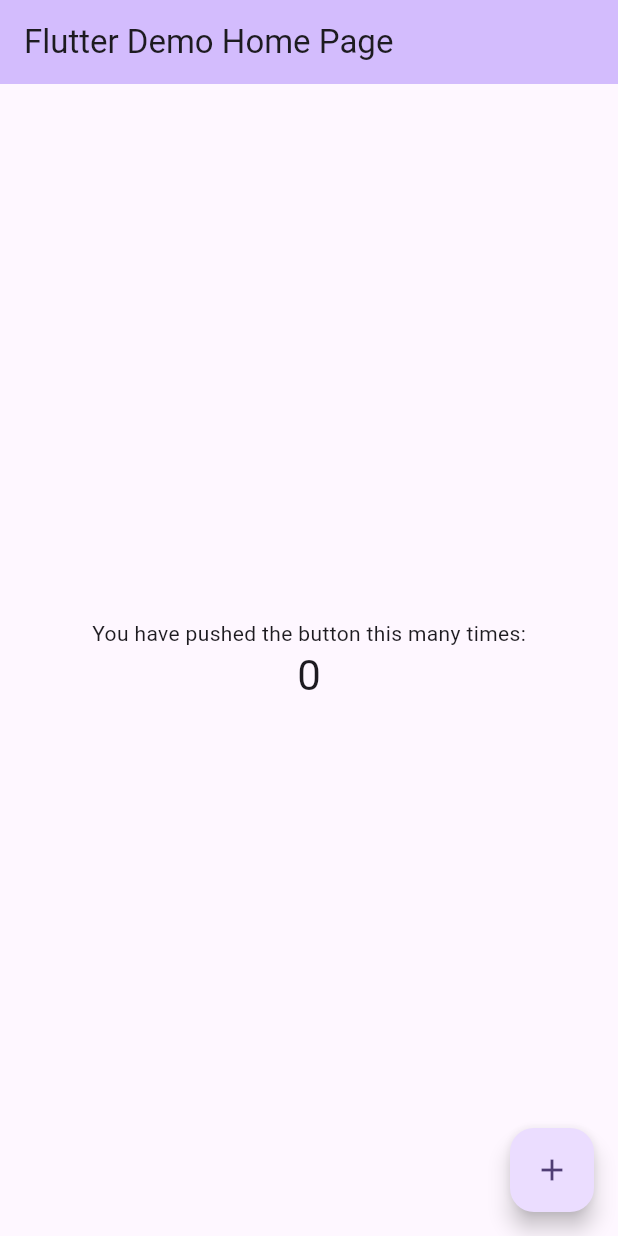
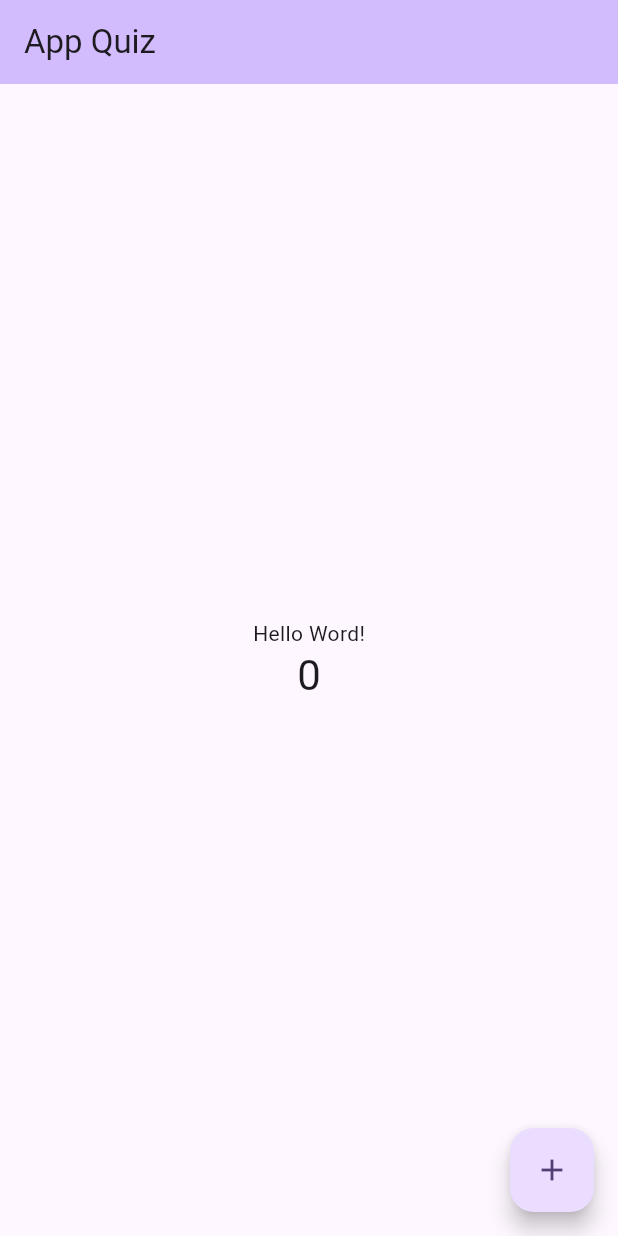
Before and after one commit to DanielSiilva/quiz-in-flutter-app, a Flutter app: the screen it shows after launch, on a phone screen of 412 x 824 dp. Run offline on Flutter 3.47's test engine with Material 3 defaults, Android fonts, the phone set to English and light mode, and no system bars.

Commit message:
feat: Hello word

```diff
--- a/quiz_app/lib/main.dart
+++ b/quiz_app/lib/main.dart
@@ -31,7 +31,7 @@ class MyApp extends StatelessWidget {
         colorScheme: ColorScheme.fromSeed(seedColor: Colors.deepPurple),
         useMaterial3: true,
       ),
-      home: const MyHomePage(title: 'Flutter Demo Home Page'),
+      home: const MyHomePage(title: 'App Quiz'),
     );
   }
 }
@@ -106,7 +106,7 @@ class _MyHomePageState extends State<MyHomePage> {
           mainAxisAlignment: MainAxisAlignment.center,
           children: <Widget>[
             const Text(
-              'You have pushed the button this many times:',
+              'Hello Word!',
             ),
             Text(
               '$_counter',
```
